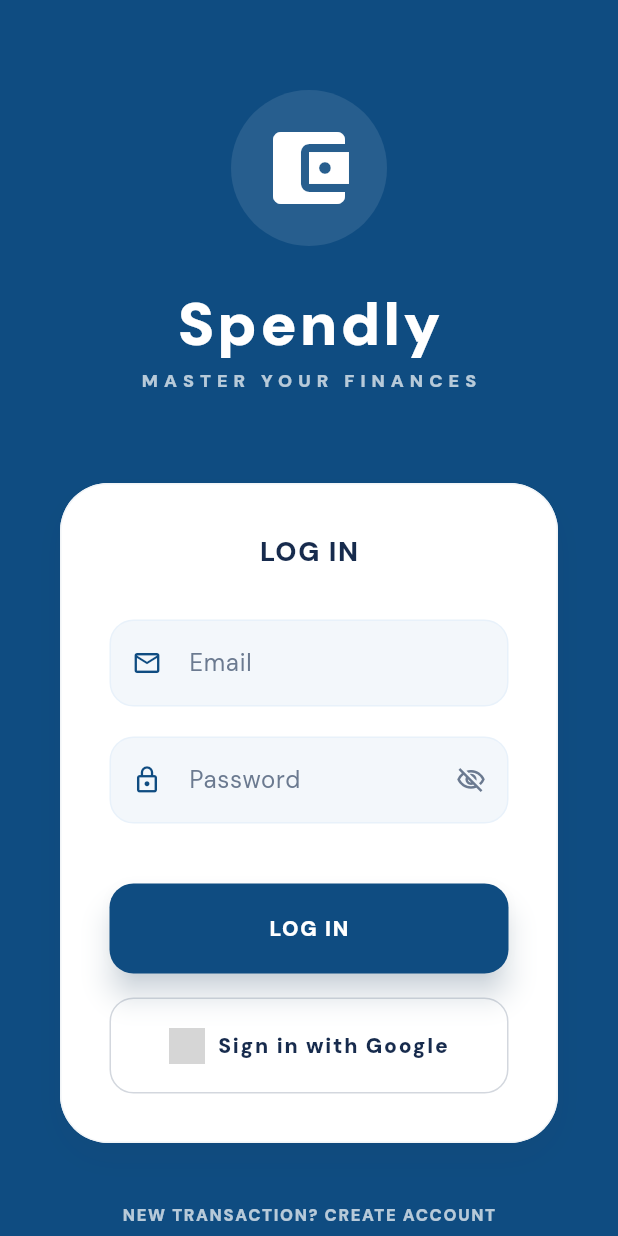
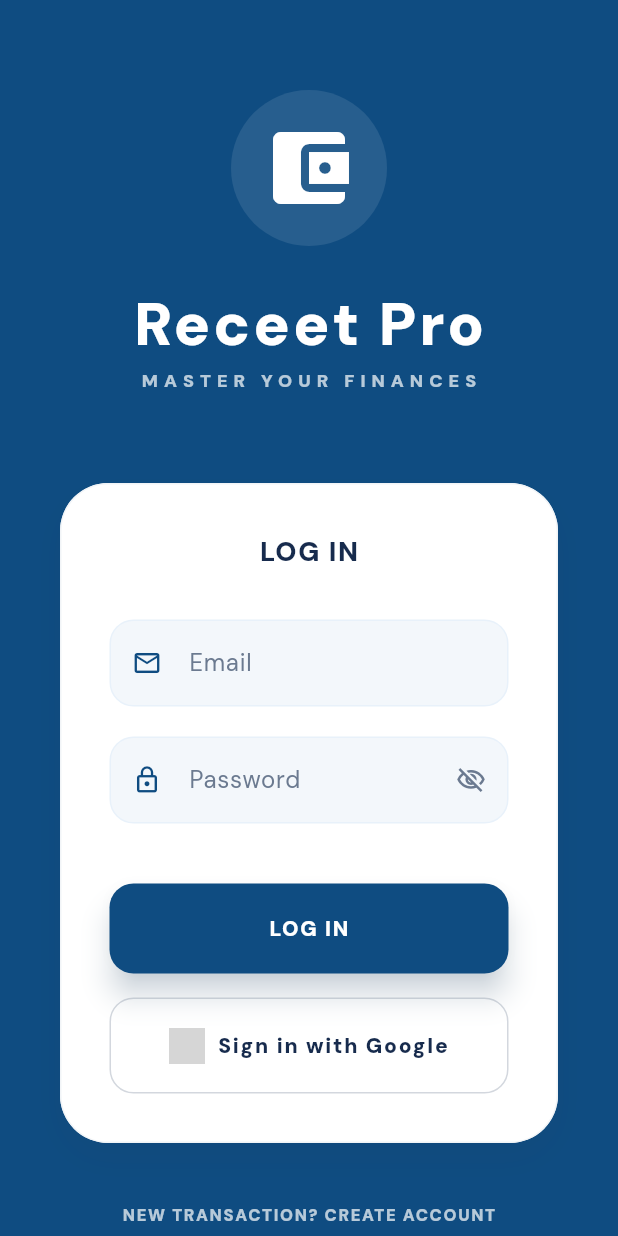
Before and after one commit to stfleurs/spendly, a Flutter app: the screen it shows after launch, on a phone screen of 412 x 824 dp. Run offline on Flutter 3.47's test engine with Material 3 defaults, Android fonts, the phone set to English and light mode, and no system bars; our stand-ins replace cloud_firestore, csv, device_info_plus, file_picker, firebase_analytics, firebase_auth and 14 more; missing offline and left inert: firebase_performance, google_mlkit_text_recognition, pdfx, purchases_flutter, purchases_ui_flutter, read_pdf_text and 1 more; accounts and stored records are empty; network calls fail; grey boxes are pictures that could not be loaded.

Commit message:
"feat(brand): rename app from Spendly to Receet Pro"
"Update all user-facing brand references:"
"- appName in ARB files (en/fr/ht)"
"- welcomeSpendly messages in all locales"
"- Flutter material title"
"- Export file names and share subjects"
"- Biometric auth prompt"
"- Receipt share text and subject"
"- Settings footer version label"

"Co-authored-by: CommandCodeBot <noreply@commandcode.ai>"

```diff
--- a/lib/core/providers/security_provider.dart
+++ b/lib/core/providers/security_provider.dart
@@ -73,7 +73,7 @@ class SecurityNotifier extends StateNotifier<SecurityState> {
       try {
         // Using flat parameters for compatibility with local_auth 3.0.1
         return await _auth.authenticate(
-          localizedReason: 'Please authenticate to access Spendly',
+          localizedReason: 'Please authenticate to access Receet Pro',
           persistAcrossBackgrounding: true,
           biometricOnly: true,
         );
--- a/lib/core/services/data_export_service.dart
+++ b/lib/core/services/data_export_service.dart
@@ -44,13 +44,13 @@ class DataExportService {
 
     final csvString = const ListToCsvConverter().convert(rows);
     final directory = await getTemporaryDirectory();
-    final file = File('${directory.path}/spendly_export_${DateTime.now().millisecondsSinceEpoch}.csv');
+    final file = File('${directory.path}/receetpro_export_${DateTime.now().millisecondsSinceEpoch}.csv');
 
     await file.writeAsString(csvString);
     await SharePlus.instance.share(
       ShareParams(
         files: [XFile(file.path)],
-        subject: 'Spendly Data Export (CSV)',
+        subject: 'Receet Pro Data Export (CSV)',
       ),
     );
   }
@@ -67,13 +67,13 @@ class DataExportService {
 
     final jsonString = const JsonEncoder.withIndent('  ').convert(data);
     final directory = await getTemporaryDirectory();
-    final file = File('${directory.path}/spendly_backup_${DateTime.now().millisecondsSinceEpoch}.json');
+    final file = File('${directory.path}/receetpro_backup_${DateTime.now().millisecondsSinceEpoch}.json');
 
     await file.writeAsString(jsonString);
     await SharePlus.instance.share(
       ShareParams(
         files: [XFile(file.path)],
-        subject: 'Spendly Data Backup (JSON)',
+        subject: 'Receet Pro Data Backup (JSON)',
       ),
     );
   }
--- a/lib/features/ocr/view/receipt_viewer_screen.dart
+++ b/lib/features/ocr/view/receipt_viewer_screen.dart
@@ -46,8 +46,8 @@ class ReceiptViewerScreen extends ConsumerWidget {
             onPressed: () {
               SharePlus.instance.share(
                 ShareParams(
-                  text: 'Check out this receipt from ${merchantName ?? 'Spendly'}: $imageUrl',
-                  subject: 'Spendly Receipt',
+                  text: 'Check out this receipt from ${merchantName ?? 'Receet Pro'}: $imageUrl',
+                  subject: 'Receet Pro Receipt',
                 ),
               );
             },
--- a/lib/features/settings/view/settings_screen.dart
+++ b/lib/features/settings/view/settings_screen.dart
@@ -356,7 +356,7 @@ class SettingsScreen extends ConsumerWidget {
                   // App Version Footer
                   Center(
                     child: Text(
-                      'Spendly v1.0.1',
+                      'Receet Pro v1.0.1',
                       style: TextStyle(
                         color: AppColors.textLight.withValues(alpha: 0.5),
                         fontSize: 11,
--- a/lib/l10n/app_en.arb
+++ b/lib/l10n/app_en.arb
@@ -1,6 +1,6 @@
 {
   "@@locale": "en",
-  "appName": "Spendly",
+  "appName": "Receet Pro",
   "@appName": {
     "description": "The name of the app"
   },
@@ -348,7 +348,7 @@
   "@haitianCreole": {
     "description": "Language option: Haitian Creole"
   },
-  "welcomeSpendly": "Welcome to Spendly",
+  "welcomeSpendly": "Welcome to Receet Pro",
   "@welcomeSpendly": {
     "description": "Welcome title shown on onboarding screen"
   },
--- a/lib/l10n/app_fr.arb
+++ b/lib/l10n/app_fr.arb
@@ -1,6 +1,6 @@
 {
   "@@locale": "fr",
-  "appName": "Spendly",
+  "appName": "Receet Pro",
   "netWorth": "VALEUR NETTE",
   "accounts": "COMPTES",
   "reports": "RAPPORTS",
@@ -87,7 +87,7 @@
   "english": "Anglais",
   "french": "Français",
   "haitianCreole": "Créole Haïtien",
-  "welcomeSpendly": "Bienvenue sur Spendly",
+  "welcomeSpendly": "Bienvenue sur Receet Pro",
   "onboardingSubtitle": "Configurons votre espace financier en quelques étapes.",
   "getStarted": "COMMENCER",
   "chooseCurrency": "CHOISISSEZ VOTRE DEVISE",
--- a/lib/l10n/app_ht.arb
+++ b/lib/l10n/app_ht.arb
@@ -1,6 +1,6 @@
 {
   "@@locale": "ht",
-  "appName": "Spendly",
+  "appName": "Receet Pro",
   "netWorth": "VALÈ NÈT",
   "accounts": "KONT",
   "reports": "RAPÒ",
@@ -87,7 +87,7 @@
   "english": "Angle",
   "french": "Franse",
   "haitianCreole": "Kreyòl Ayisyen",
-  "welcomeSpendly": "Byenvini sou Spendly",
+  "welcomeSpendly": "Byenvini sou Receet Pro",
   "onboardingSubtitle": "Ann prepare espas finansye ou an nan kèk etap.",
   "getStarted": "KÒMANSE",
   "chooseCurrency": "CHWAZI DEVIZ OU",
--- a/lib/main.dart
+++ b/lib/main.dart
@@ -107,7 +107,7 @@ class SpendlyApp extends ConsumerWidget {
     final observers = ref.watch(navigatorObserversProvider);
 
     return MaterialApp(
-      title: 'Spendly',
+      title: 'Receet Pro',
       debugShowCheckedModeBanner: false,
       theme: AppTheme.light,
       locale: locale,
```
Also changed, not shown: lib/generated/l10n/app_localizations_en.dart, lib/generated/l10n/app_localizations_fr.dart, lib/generated/l10n/app_localizations_ht.dart.
